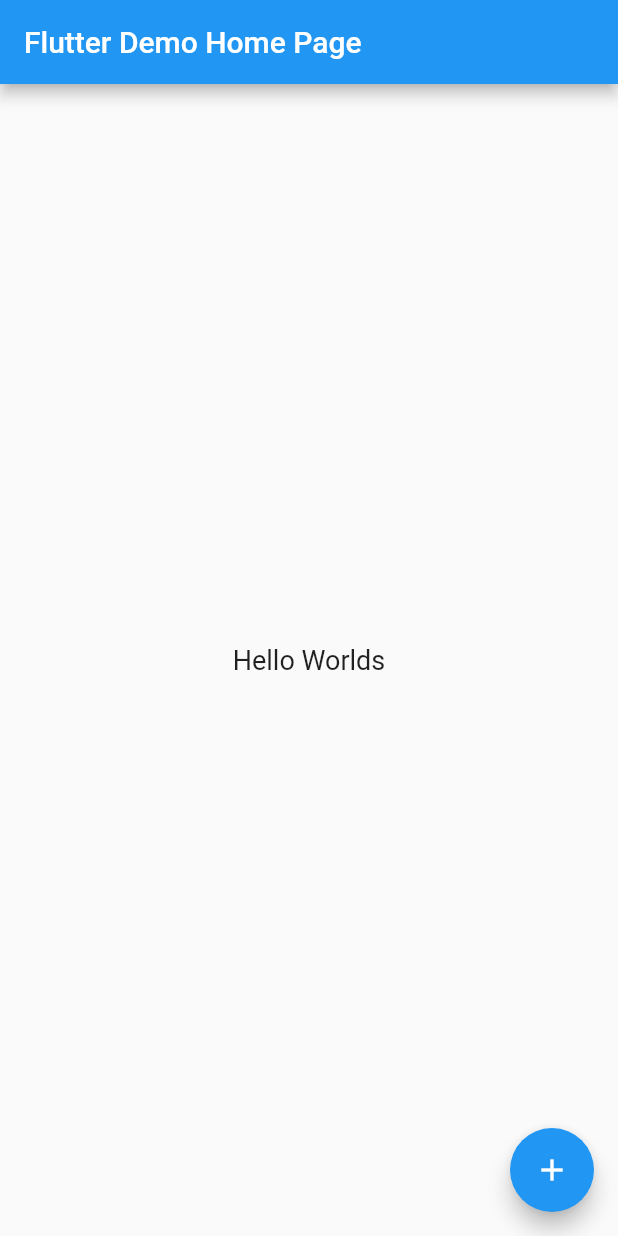
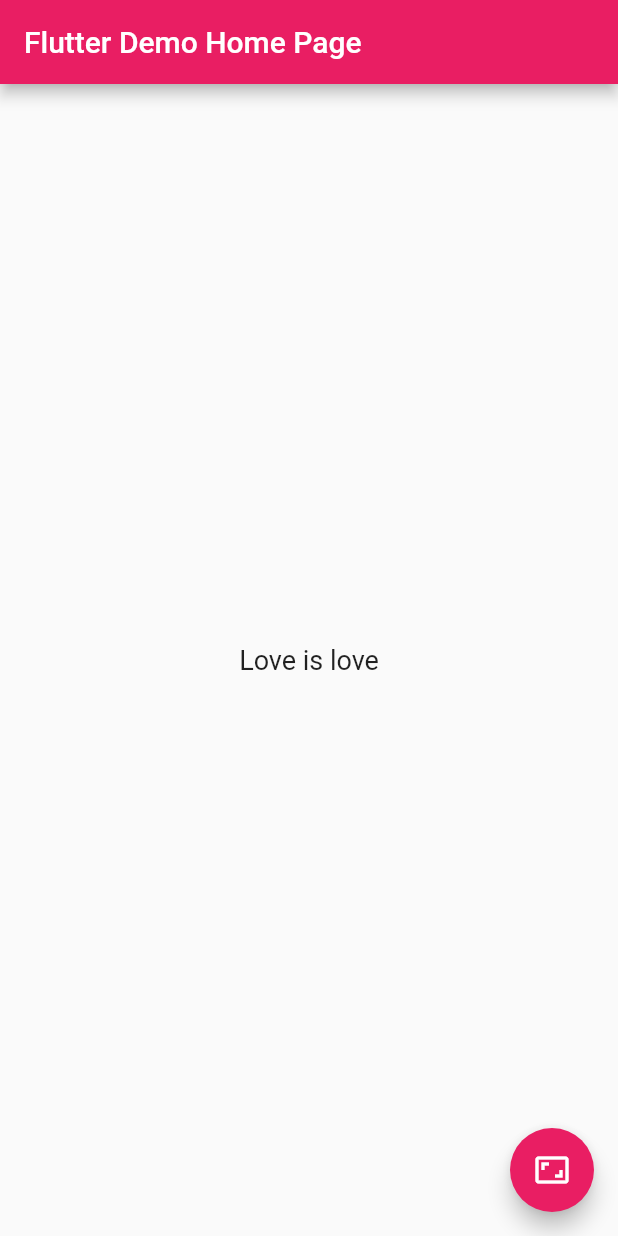
Before and after one commit to araujoG/HelloWorld, a Flutter app: the screen it shows after launch, on a phone screen of 412 x 824 dp. Run offline on Flutter 3.47's test engine with Material 2 defaults, Android fonts, the phone set to English and light mode, and no system bars.

Commit message:
troca de cor e mudança de icon do button

```diff
--- a/lib/main.dart
+++ b/lib/main.dart
@@ -11,7 +11,7 @@ class MyApp extends StatelessWidget {
     return MaterialApp(
       title: 'Flutter Demo',
       theme: ThemeData(
-        primarySwatch: Colors.blue,
+        primarySwatch: Colors.pink,
       ),
       home: MyHomePage(title: 'Flutter Demo Home Page'),
     );
@@ -34,10 +34,14 @@ class _MyHomePageState extends State<MyHomePage> {
   Color randomColor() {
     return Color(Random().nextInt(0xffffffff));
   }
+  double screenSize(BuildContext context){
+    return MediaQuery.of(context).size.width;
+  }
+
   void _incrementCounter() {
     setState(() {
       _counter++;
-      if (_counter == 68){
+      if (_counter >= 68){
         _counter = 18;
       }
       texto = randomColor();
@@ -56,7 +60,7 @@ class _MyHomePageState extends State<MyHomePage> {
           mainAxisAlignment: MainAxisAlignment.center,
           children: <Widget>[
             Text(
-              'Hello Worlds',
+              'Love is love',
               style: TextStyle(
                 fontSize: _counter,
                 color: texto
@@ -68,7 +72,7 @@ class _MyHomePageState extends State<MyHomePage> {
       floatingActionButton: FloatingActionButton(
         onPressed: _incrementCounter,
         tooltip: 'Increment',
-        child: Icon(Icons.add),
+        child: Icon(Icons.aspect_ratio),
       ), // This trailing comma makes auto-formatting nicer for build methods.
     );
   }
```
Also changed, not shown: pubspec.lock, 4 other files.
